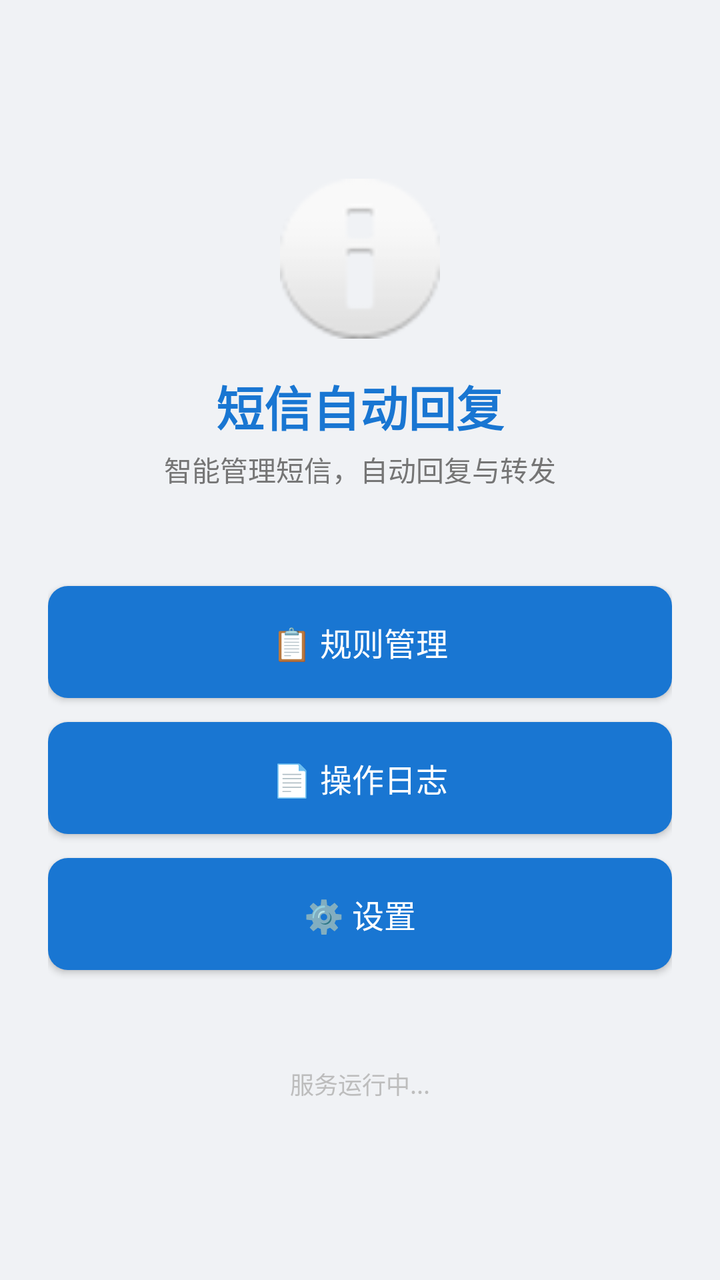
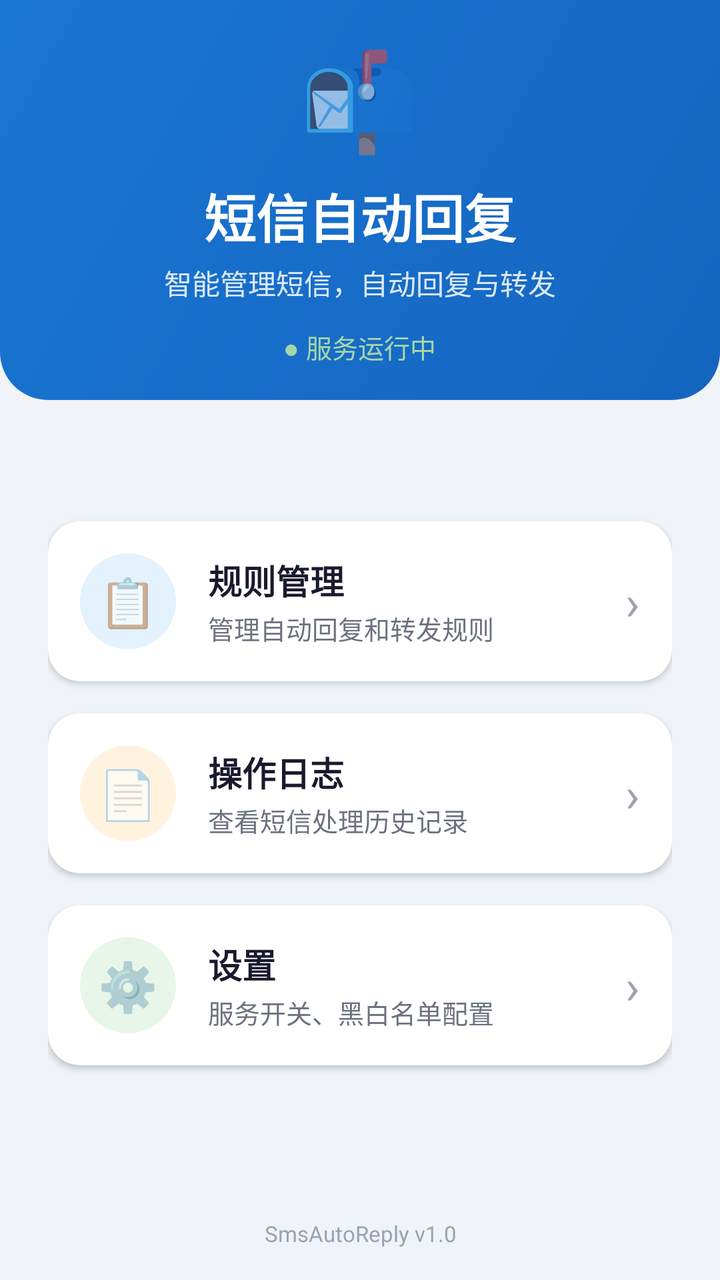

Two renders of the same Android screen: before a commit and after it. Below are the layout's source before the change and the commit's diff.
<!-- AndroidManifest.xml: application theme Theme.SmsAutoReply -->
<!-- res/layout/activity_main.xml -->
<?xml version="1.0" encoding="utf-8"?>
<LinearLayout xmlns:android="http://schemas.android.com/apk/res/android"
    android:layout_width="match_parent"
    android:layout_height="match_parent"
    android:orientation="vertical"
    android:padding="24dp"
    android:gravity="center"
    android:background="@color/page_bg">

    <ImageView
        android:layout_width="80dp"
        android:layout_height="80dp"
        android:layout_marginBottom="16dp"
        android:src="@android:drawable/ic_dialog_info"
        android:contentDescription="应用图标" />

    <TextView
        android:layout_width="wrap_content"
        android:layout_height="wrap_content"
        android:text="短信自动回复"
        android:textSize="24sp"
        android:textStyle="bold"
        android:textColor="@color/primary"
        android:layout_marginBottom="4dp" />

    <TextView
        android:layout_width="wrap_content"
        android:layout_height="wrap_content"
        android:text="智能管理短信，自动回复与转发"
        android:textSize="14sp"
        android:textColor="@color/text_secondary"
        android:layout_marginBottom="48dp" />

    <Button
        android:id="@+id/btn_rules"
        android:layout_width="match_parent"
        android:layout_height="56dp"
        android:text="📋 规则管理"
        android:textSize="16sp"
        android:textColor="#FFFFFF"
        android:gravity="center"
        android:layout_marginBottom="12dp"
        android:background="@drawable/btn_primary_bg"
        android:textAllCaps="false" />

    <Button
        android:id="@+id/btn_logs"
        android:layout_width="match_parent"
        android:layout_height="56dp"
        android:text="📄 操作日志"
        android:textSize="16sp"
        android:textColor="#FFFFFF"
        android:gravity="center"
        android:layout_marginBottom="12dp"
        android:background="@drawable/btn_primary_bg"
        android:textAllCaps="false" />

    <Button
        android:id="@+id/btn_settings"
        android:layout_width="match_parent"
        android:layout_height="56dp"
        android:text="⚙️ 设置"
        android:textSize="16sp"
        android:textColor="#FFFFFF"
        android:gravity="center"
        android:background="@drawable/btn_primary_bg"
        android:textAllCaps="false" />

    <TextView
        android:id="@+id/tv_service_status"
        android:layout_width="wrap_content"
        android:layout_height="wrap_content"
        android:layout_marginTop="48dp"
        android:text="服务运行中..."
        android:textSize="12sp"
        android:textColor="@color/hint_color" />

</LinearLayout>
<!-- resources referenced by this layout -->
<resources>
  <color name="hint_color">#BDBDBD</color>
  <color name="page_bg">#F0F2F5</color>
  <color name="primary">#1976D2</color>
  <color name="text_secondary">#757575</color>
  <!-- drawable btn_primary_bg (drawable) -->
  <?xml version="1.0" encoding="utf-8"?>
  <shape xmlns:android="http://schemas.android.com/apk/res/android"
      android:shape="rectangle">
      <solid android:color="#1976D2" />
      <corners android:radius="10dp" />
  </shape>
  <style name="Theme.SmsAutoReply" parent="Theme.AppCompat.Light.DarkActionBar">
          <item name="colorPrimary">#FF1976D2</item>
          <item name="colorPrimaryDark">#FF1565C0</item>
          <item name="colorAccent">#FF26A69A</item>
          <item name="android:statusBarColor">#FF1565C0</item>
      </style>
</resources>

<!-- the commit's change to res/layout/activity_main.xml (unified diff, before → after) -->
@@ -1,78 +1,270 @@
 <?xml version="1.0" encoding="utf-8"?>
 <LinearLayout xmlns:android="http://schemas.android.com/apk/res/android"
+    xmlns:app="http://schemas.android.com/apk/res-auto"
     android:layout_width="match_parent"
     android:layout_height="match_parent"
     android:orientation="vertical"
-    android:padding="24dp"
-    android:gravity="center"
     android:background="@color/page_bg">
 
-    <ImageView
-        android:layout_width="80dp"
-        android:layout_height="80dp"
-        android:layout_marginBottom="16dp"
-        android:src="@android:drawable/ic_dialog_info"
-        android:contentDescription="应用图标" />
-
+    
+    <LinearLayout
+        android:layout_width="match_parent"
+        android:layout_height="200dp"
+        android:orientation="vertical"
+        android:gravity="center"
+        android:background="@drawable/header_bg">
+
+        <TextView
+            android:layout_width="wrap_content"
+            android:layout_height="wrap_content"
+            android:text="📬"
+            android:textSize="48sp"
+            android:layout_marginBottom="8dp" />
+
+        <TextView
+            android:layout_width="wrap_content"
+            android:layout_height="wrap_content"
+            android:text="短信自动回复"
+            android:textSize="26sp"
+            android:textStyle="bold"
+            android:textColor="@color/on_primary" />
+
+        <TextView
+            android:layout_width="wrap_content"
+            android:layout_height="wrap_content"
+            android:text="智能管理短信，自动回复与转发"
+            android:textSize="14sp"
+            android:textColor="@color/on_primary"
+            android:alpha="0.85"
+            android:layout_marginTop="4dp" />
+
+        <TextView
+            android:id="@+id/tv_service_status"
+            android:layout_width="wrap_content"
+            android:layout_height="wrap_content"
+            android:text="● 服务运行中"
+            android:textSize="13sp"
+            android:textColor="#A5D6A7"
+            android:layout_marginTop="12dp" />
+
+    </LinearLayout>
+
+    
+    <LinearLayout
+        android:layout_width="match_parent"
+        android:layout_height="0dp"
+        android:layout_weight="1"
+        android:orientation="vertical"
+        android:gravity="center"
+        android:padding="24dp">
+
+        
+        <com.google.android.material.card.MaterialCardView
+            android:id="@+id/card_rules"
+            android:layout_width="match_parent"
+            android:layout_height="80dp"
+            android:layout_marginBottom="16dp"
+            app:cardCornerRadius="16dp"
+            app:cardElevation="2dp"
+            app:cardBackgroundColor="@color/card_bg"
+            app:strokeWidth="0dp"
+            android:foreground="?attr/selectableItemBackground"
+            android:clickable="true"
+            android:focusable="true">
+
+            <LinearLayout
+                android:layout_width="match_parent"
+                android:layout_height="match_parent"
+                android:gravity="center_vertical"
+                android:orientation="horizontal"
+                android:padding="16dp">
+
+                <TextView
+                    android:layout_width="48dp"
+                    android:layout_height="48dp"
+                    android:gravity="center"
+                    android:text="📋"
+                    android:textSize="24sp"
+                    android:background="@drawable/icon_circle_bg"
+                    android:backgroundTint="#E3F2FD" />
+
+                <LinearLayout
+                    android:layout_width="0dp"
+                    android:layout_height="wrap_content"
+                    android:layout_weight="1"
+                    android:orientation="vertical"
+                    android:layout_marginStart="16dp">
+
+                    <TextView
+                        android:layout_width="wrap_content"
+                        android:layout_height="wrap_content"
+                        android:text="规则管理"
+                        android:textSize="17sp"
+                        android:textStyle="bold"
+                        android:textColor="@color/text_primary" />
+
+                    <TextView
+                        android:layout_width="wrap_content"
+                        android:layout_height="wrap_content"
+                        android:text="管理自动回复和转发规则"
+                        android:textSize="13sp"
+                        android:textColor="@color/text_secondary"
+                        android:layout_marginTop="2dp" />
+
+                </LinearLayout>
+
+                <TextView
+                    android:layout_width="wrap_content"
+                    android:layout_height="wrap_content"
+                    android:text="›"
+                    android:textSize="24sp"
+                    android:textColor="@color/hint_color" />
+
+            </LinearLayout>
+
+        </com.google.android.material.card.MaterialCardView>
+
+        
+        <com.google.android.material.card.MaterialCardView
+            android:id="@+id/card_logs"
+            android:layout_width="match_parent"
+            android:layout_height="80dp"
+            android:layout_marginBottom="16dp"
+            app:cardCornerRadius="16dp"
+            app:cardElevation="2dp"
+            app:cardBackgroundColor="@color/card_bg"
+            app:strokeWidth="0dp"
+            android:foreground="?attr/selectableItemBackground"
+            android:clickable="true"
+            android:focusable="true">
+
+            <LinearLayout
+                android:layout_width="match_parent"
+                android:layout_height="match_parent"
+                android:gravity="center_vertical"
+                android:orientation="horizontal"
+                android:padding="16dp">
+
+                <TextView
+                    android:layout_width="48dp"
+                    android:layout_height="48dp"
+                    android:gravity="center"
+                    android:text="📄"
+                    android:textSize="24sp"
+                    android:background="@drawable/icon_circle_bg"
+                    android:backgroundTint="#FFF3E0" />
+
+                <LinearLayout
+                    android:layout_width="0dp"
+                    android:layout_height="wrap_content"
+                    android:layout_weight="1"
+                    android:orientation="vertical"
+                    android:layout_marginStart="16dp">
+
+                    <TextView
+                        android:layout_width="wrap_content"
+                        android:layout_height="wrap_content"
+                        android:text="操作日志"
+                        android:textSize="17sp"
+                        android:textStyle="bold"
+                        android:textColor="@color/text_primary" />
+
+                    <TextView
+                        android:layout_width="wrap_content"
+                        android:layout_height="wrap_content"
+                        android:text="查看短信处理历史记录"
+                        android:textSize="13sp"
+                        android:textColor="@color/text_secondary"
+                        android:layout_marginTop="2dp" />
+
+                </LinearLayout>
+
+                <TextView
+                    android:layout_width="wrap_content"
+                    android:layout_height="wrap_content"
+                    android:text="›"
+                    android:textSize="24sp"
+                    android:textColor="@color/hint_color" />
+
+            </LinearLayout>
+
+        </com.google.android.material.card.MaterialCardView>
+
+        
+        <com.google.android.material.card.MaterialCardView
+            android:id="@+id/card_settings"
+            android:layout_width="match_parent"
+            android:layout_height="80dp"
+            app:cardCornerRadius="16dp"
+            app:cardElevation="2dp"
+            app:cardBackgroundColor="@color/card_bg"
+            app:strokeWidth="0dp"
+            android:foreground="?attr/selectableItemBackground"
+            android:clickable="true"
+            android:focusable="true">
+
+            <LinearLayout
+                android:layout_width="match_parent"
+                android:layout_height="match_parent"
+                android:gravity="center_vertical"
+                android:orientation="horizontal"
+                android:padding="16dp">
+
+                <TextView
+                    android:layout_width="48dp"
+                    android:layout_height="48dp"
+                    android:gravity="center"
+                    android:text="⚙️"
+                    android:textSize="24sp"
+                    android:background="@drawable/icon_circle_bg"
+                    android:backgroundTint="#E8F5E9" />
+
+                <LinearLayout
+                    android:layout_width="0dp"
+                    android:layout_height="wrap_content"
+                    android:layout_weight="1"
+                    android:orientation="vertical"
+                    android:layout_marginStart="16dp">
+
+                    <TextView
+                        android:layout_width="wrap_content"
+                        android:layout_height="wrap_content"
+                        android:text="设置"
+                        android:textSize="17sp"
+                        android:textStyle="bold"
+                        android:textColor="@color/text_primary" />
+
+                    <TextView
+                        android:layout_width="wrap_content"
+                        android:layout_height="wrap_content"
+                        android:text="服务开关、黑白名单配置"
+                        android:textSize="13sp"
+                        android:textColor="@color/text_secondary"
+                        android:layout_marginTop="2dp" />
+
+                </LinearLayout>
+
+                <TextView
+                    android:layout_width="wrap_content"
+                    android:layout_height="wrap_content"
+                    android:text="›"
+                    android:textSize="24sp"
+                    android:textColor="@color/hint_color" />
+
+            </LinearLayout>
+
+        </com.google.android.material.card.MaterialCardView>
+
+    </LinearLayout>
+
+    
     <TextView
-        android:layout_width="wrap_content"
+        android:layout_width="match_parent"
         android:layout_height="wrap_content"
-        android:text="短信自动回复"
-        android:textSize="24sp"
-        android:textStyle="bold"
-        android:textColor="@color/primary"
-        android:layout_marginBottom="4dp" />
-
-    <TextView
-        android:layout_width="wrap_content"
-        android:layout_height="wrap_content"
-        android:text="智能管理短信，自动回复与转发"
-        android:textSize="14sp"
-        android:textColor="@color/text_secondary"
-        android:layout_marginBottom="48dp" />
-
-    <Button
-        android:id="@+id/btn_rules"
-        android:layout_width="match_parent"
-        android:layout_height="56dp"
-        android:text="📋 规则管理"
-        android:textSize="16sp"
-        android:textColor="#FFFFFF"
+        android:text="SmsAutoReply v1.0"
+        android:textSize="11sp"
+        android:textColor="@color/hint_color"
         android:gravity="center"
-        android:layout_marginBottom="12dp"
-        android:background="@drawable/btn_primary_bg"
-        android:textAllCaps="false" />
-
-    <Button
-        android:id="@+id/btn_logs"
-        android:layout_width="match_parent"
-        android:layout_height="56dp"
-        android:text="📄 操作日志"
-        android:textSize="16sp"
-        android:textColor="#FFFFFF"
-        android:gravity="center"
-        android:layout_marginBottom="12dp"
-        android:background="@drawable/btn_primary_bg"
-        android:textAllCaps="false" />
-
-    <Button
-        android:id="@+id/btn_settings"
-        android:layout_width="match_parent"
-        android:layout_height="56dp"
-        android:text="⚙️ 设置"
-        android:textSize="16sp"
-        android:textColor="#FFFFFF"
-        android:gravity="center"
-        android:background="@drawable/btn_primary_bg"
-        android:textAllCaps="false" />
-
-    <TextView
-        android:id="@+id/tv_service_status"
-        android:layout_width="wrap_content"
-        android:layout_height="wrap_content"
-        android:layout_marginTop="48dp"
-        android:text="服务运行中..."
-        android:textSize="12sp"
-        android:textColor="@color/hint_color" />
+        android:padding="16dp" />
 
 </LinearLayout>
<!-- resource entries referenced after the edit -->
@@ -1,21 +1,61 @@
 <!-- resources referenced by this layout -->
 <resources>
-  <color name="hint_color">#BDBDBD</color>
-  <color name="page_bg">#F0F2F5</color>
-  <color name="primary">#1976D2</color>
-  <color name="text_secondary">#757575</color>
-  <!-- drawable btn_primary_bg (drawable) -->
+  <color name="card_bg">#FFFFFF</color>
+  <color name="hint_color">#9CA3AF</color>
+  <color name="on_primary">#FFFFFF</color>
+  <color name="page_bg">#F0F4F8</color>
+  <color name="text_primary">#1A1A2E</color>
+  <color name="primary">#1565C0</color>
+  <color name="primary_dark">#0D47A1</color>
+  <color name="secondary">#00897B</color>
+  <color name="on_secondary">#FFFFFF</color>
+  <color name="surface">#FFFFFF</color>
+  <color name="accent">#26A69A</color>
+  <color name="text_secondary">#6B7280</color>
+  <!-- drawable header_bg (drawable) -->
   <?xml version="1.0" encoding="utf-8"?>
   <shape xmlns:android="http://schemas.android.com/apk/res/android"
       android:shape="rectangle">
-      <solid android:color="#1976D2" />
-      <corners android:radius="10dp" />
+      <gradient
+          android:startColor="#1565C0"
+          android:endColor="#1976D2"
+          android:angle="135" />
+      <corners android:bottomLeftRadius="24dp"
+          android:bottomRightRadius="24dp" />
   </shape>
-  <style name="Theme.SmsAutoReply" parent="Theme.AppCompat.Light.DarkActionBar">
-          <item name="colorPrimary">#FF1976D2</item>
-          <item name="colorPrimaryDark">#FF1565C0</item>
-          <item name="colorAccent">#FF26A69A</item>
-          <item name="android:statusBarColor">#FF1565C0</item>
+  <!-- drawable icon_circle_bg (drawable) -->
+  <?xml version="1.0" encoding="utf-8"?>
+  <shape xmlns:android="http://schemas.android.com/apk/res/android"
+      android:shape="oval">
+      <solid android:color="#E3F2FD" />
+  </shape>
+  <style name="Theme.SmsAutoReply" parent="Theme.MaterialComponents.Light.NoActionBar">
+          
+          <item name="colorPrimary">@color/primary</item>
+          <item name="colorPrimaryDark">@color/primary_dark</item>
+          <item name="colorOnPrimary">@color/on_primary</item>
+  
+          
+          <item name="colorSecondary">@color/secondary</item>
+          <item name="colorOnSecondary">@color/on_secondary</item>
+  
+          
+          <item name="colorSurface">@color/surface</item>
+          <item name="android:colorBackground">@color/page_bg</item>
+  
+          
+          <item name="android:statusBarColor">@color/primary_dark</item>
+  
+          
+          <item name="toolbarStyle">@style/Widget.MaterialComponents.Toolbar.Primary</item>
+  
+          
+          <item name="shapeAppearanceSmallComponent">@style/ShapeAppearance.MaterialComponents.SmallComponent</item>
+          <item name="shapeAppearanceMediumComponent">@style/ShapeAppearance.MaterialComponents.MediumComponent</item>
+  
+          
+          <item name="colorAccent">@color/accent</item>
+          <item name="colorControlNormal">@color/text_secondary</item>
       </style>
 </resources>
 
